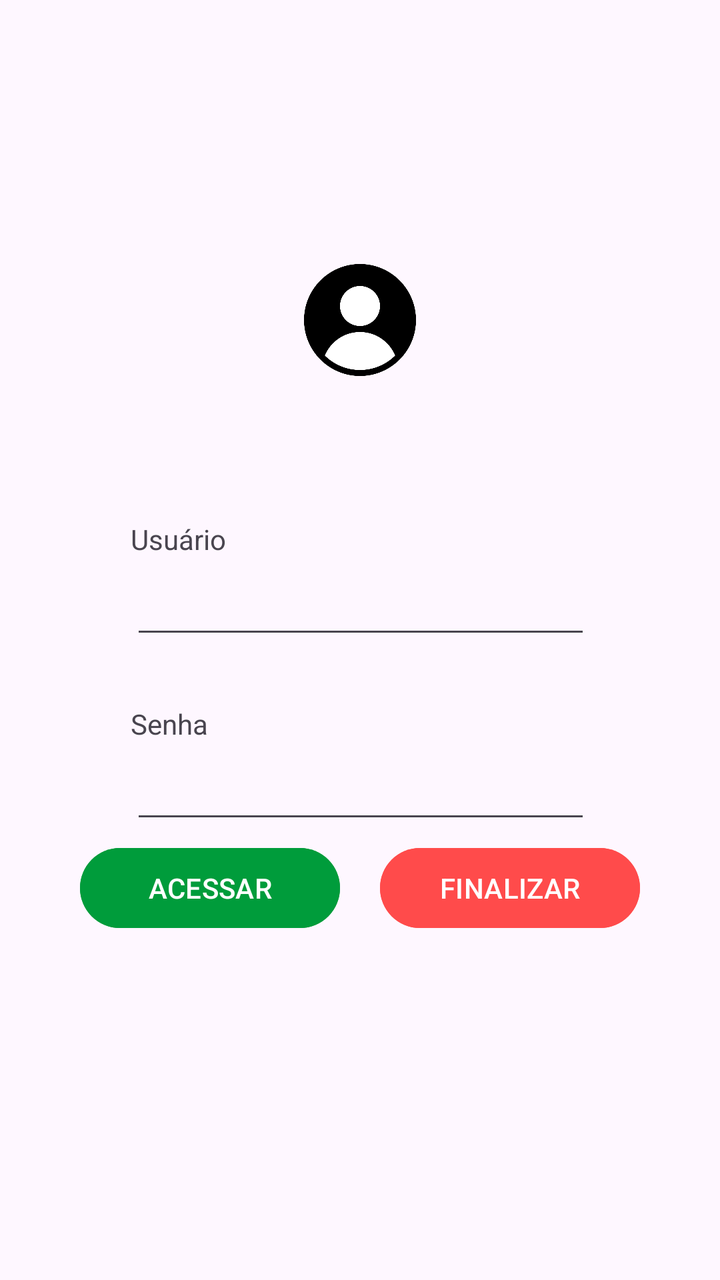
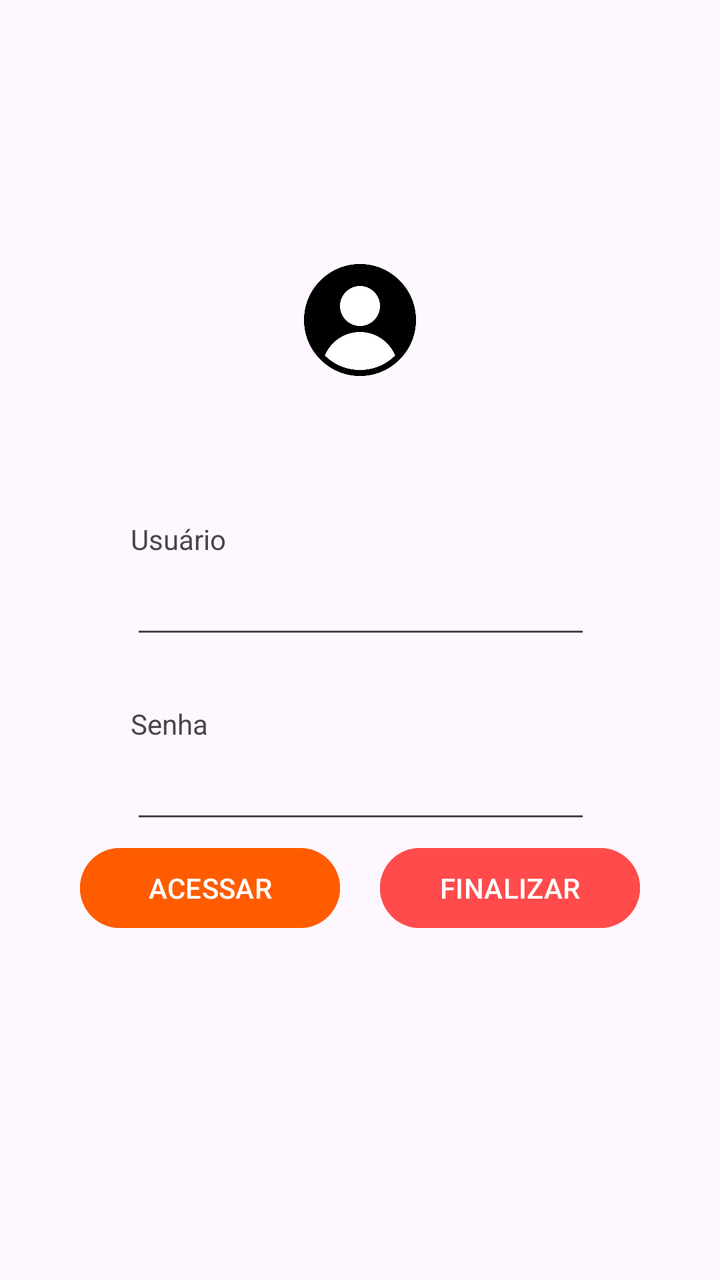

Before-and-after screenshots of an Android layout around one commit, followed by the original layout XML and the change that was made.
<!-- AndroidManifest.xml: application theme Theme.Eleitoral -->
<!-- res/layout/activity_login.xml -->
<?xml version="1.0" encoding="utf-8"?>
<androidx.constraintlayout.widget.ConstraintLayout
    xmlns:android="http://schemas.android.com/apk/res/android"
    xmlns:app="http://schemas.android.com/apk/res-auto"
    xmlns:tools="http://schemas.android.com/tools"
    android:id="@+id/main"
    android:layout_width="match_parent"
    android:layout_height="match_parent"
    tools:context=".LoginActivity">

    <EditText
        android:id="@+id/etUser"
        android:layout_width="230dp"
        android:layout_height="wrap_content"
        android:layout_marginTop="4dp"
        android:inputType="text"
        app:layout_constraintEnd_toEndOf="parent"
        app:layout_constraintHorizontal_bias="0.502"
        app:layout_constraintStart_toStartOf="parent"
        app:layout_constraintTop_toBottomOf="@id/textViewUsuario" />

    <TextView
        android:id="@+id/textViewUsuario"
        android:layout_width="wrap_content"
        android:layout_height="wrap_content"
        android:layout_marginTop="50dp"
        android:text="Usuário"
        android:textSize="14sp"
        app:layout_constraintStart_toStartOf="@id/etUser"
        app:layout_constraintTop_toBottomOf="@+id/imgIcon" />

    <EditText
        android:id="@+id/etPass"
        android:layout_width="230dp"
        android:layout_height="wrap_content"
        android:layout_marginTop="4dp"
        android:inputType="textPassword"
        app:layout_constraintEnd_toEndOf="parent"
        app:layout_constraintHorizontal_bias="0.502"
        app:layout_constraintStart_toStartOf="parent"
        app:layout_constraintTop_toBottomOf="@id/textViewSenha" />

    <TextView
        android:id="@+id/textViewSenha"
        android:layout_width="wrap_content"
        android:layout_height="wrap_content"
        android:layout_marginTop="28dp"
        android:text="Senha"
        android:textSize="14sp"
        app:layout_constraintStart_toStartOf="@id/etPass"
        app:layout_constraintTop_toBottomOf="@id/etUser" />

    <Button
        android:id="@+id/btEnd"
        android:layout_width="130dp"
        android:layout_height="wrap_content"
        android:layout_marginStart="10dp"
        android:layout_marginEnd="40dp"
        android:layout_marginBottom="172dp"
        android:backgroundTint="#FF4B4B"
        android:text="FINALIZAR"
        android:textColor="@color/white"
        android:textColorLink="@color/white"
        app:layout_constraintBottom_toBottomOf="parent"
        app:layout_constraintEnd_toEndOf="parent"
        app:layout_constraintStart_toEndOf="@id/btAcc" />

    <Button
        android:id="@+id/btAcc"
        android:layout_width="130dp"
        android:layout_height="wrap_content"
        android:layout_marginStart="40dp"
        android:layout_marginEnd="10dp"
        android:layout_marginBottom="172dp"
        android:backgroundTint="#009C3B"
        android:text="ACESSAR"
        android:textColor="@color/white"
        android:textColorLink="@color/white"
        app:layout_constraintBottom_toBottomOf="parent"
        app:layout_constraintEnd_toStartOf="@id/btEnd"
        app:layout_constraintHorizontal_chainStyle="packed"
        app:layout_constraintStart_toStartOf="parent" />

    <ImageView
        android:id="@+id/imgIcon"
        android:layout_width="0dp"
        android:layout_height="100dp"
        android:layout_marginStart="150dp"
        android:layout_marginTop="110dp"
        android:layout_marginEnd="150dp"
        app:layout_constraintEnd_toEndOf="parent"
        app:layout_constraintStart_toStartOf="parent"
        app:layout_constraintTop_toTopOf="parent"
        app:srcCompat="@drawable/img_1" />

</androidx.constraintlayout.widget.ConstraintLayout>
<!-- resources referenced by this layout -->
<resources>
  <color name="white">#FFFFFFFF</color>
  <!-- drawable img_1: png bitmap (drawable, 17496 bytes) -->
  <style name="Theme.Eleitoral" parent="Base.Theme.Eleitoral" />
  <style name="Base.Theme.Eleitoral" parent="Theme.Material3.DayNight.NoActionBar">
          
          
      </style>
</resources>

<!-- the commit's change to res/layout/activity_login.xml (unified diff, before → after) -->
@@ -72,7 +72,7 @@
         android:layout_marginStart="40dp"
         android:layout_marginEnd="10dp"
         android:layout_marginBottom="172dp"
-        android:backgroundTint="#009C3B"
+        android:backgroundTint="#FF5C00"
         android:text="ACESSAR"
         android:textColor="@color/white"
         android:textColorLink="@color/white"
